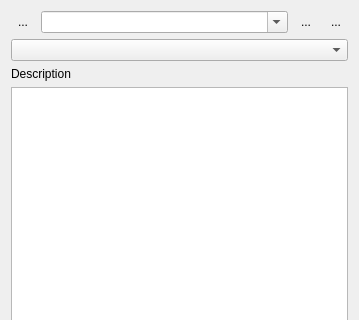
Qt form ui/FitUi.ui (MonroeQuantumNetworks/IonControl) before a commit; both pictures show x 0 to 359 and y 0 to 320 of the 359 by 833 pixel window.
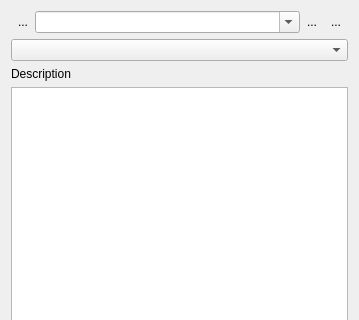
The same form after that commit. Icons and pictures are not drawn. Custom widgets are drawn as their Qt base class.

What changed in the file:
```diff
--- a/ui/FitUi.ui
+++ b/ui/FitUi.ui
@@ -13,7 +13,16 @@
   <property name="windowTitle">
    <string>Fit</string>
   </property>
+  <layout class="QVBoxLayout" name="verticalLayout_2">
+   <item>
+    <widget class="QWidget" name="widget" native="true">
   <layout class="QVBoxLayout" name="verticalLayout">
+      <property name="spacing">
+       <number>0</number>
+      </property>
+      <property name="margin">
+       <number>0</number>
+      </property>
    <item>
     <layout class="QHBoxLayout" name="horizontalLayout_2">
      <item>
@@ -102,6 +111,9 @@
       </widget>
      </item>
     </layout>
+      </item>
+     </layout>
+    </widget>
    </item>
    <item>
     <widget class="QComboBox" name="fitSelectionComboBox">
```
Lines whose indentation alone changed are shown as unchanged.
